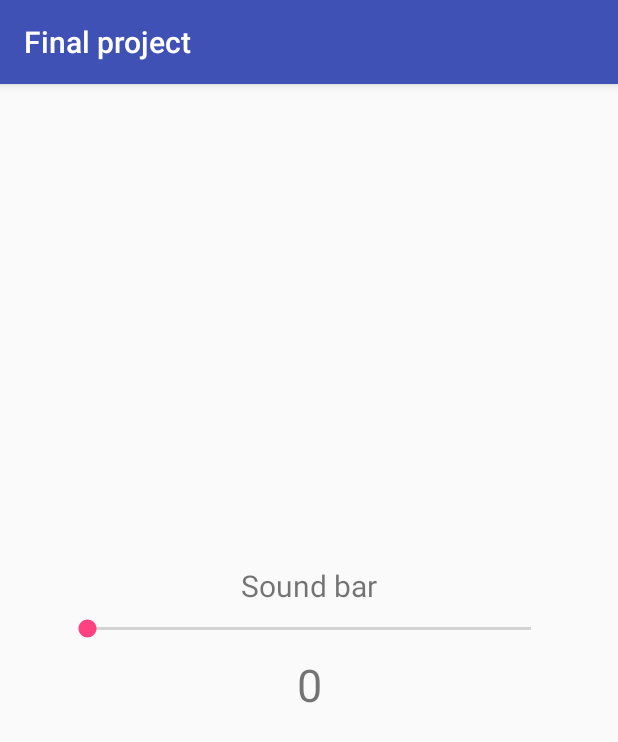
After one commit to RanShoshan/Finalproject, an Android app: the SettingsActivity screen opened directly, with no data from a screen before it, on a phone screen of 412 x 824 dp. The commit adds this screen. Shown: the top 742 px of the screen. Run offline under Robolectric (Android 15) with nearby library versions, the phone set to English and light mode, and no system bars.

Commit message:
finished step 1 on final project

```diff
--- a/app/src/main/AndroidManifest.xml
+++ b/app/src/main/AndroidManifest.xml
@@ -16,6 +16,8 @@
                 <category android:name="android.intent.category.LAUNCHER" />
             </intent-filter>
         </activity>
+        <activity android:name=".GameActivity" />
+        <activity android:name=".SettingsActivity"></activity>
     </application>
 
 </manifest>
--- /dev/null
+++ b/app/src/main/java/com/ran/finalproject/SettingsActivity.java
@@ -0,0 +1,54 @@
+package com.ran.finalproject;
+
+import android.content.Context;
+import android.media.AudioManager;
+import android.media.MediaPlayer;
+import android.support.v7.app.AppCompatActivity;
+import android.os.Bundle;
+import android.widget.SeekBar;
+import android.widget.TextView;
+
+public class SettingsActivity extends AppCompatActivity implements SeekBar.OnSeekBarChangeListener {
+
+    SeekBar sb;
+    AudioManager am;
+    TextView mv;
+
+
+    @Override
+    protected void onCreate(Bundle savedInstanceState) {
+        super.onCreate(savedInstanceState);
+        setContentView(R.layout.activity_settings);
+        mv = findViewById(R.id.muteView);
+        sb = findViewById(R.id.seekBar);
+        am = (AudioManager)getSystemService(Context.AUDIO_SERVICE);
+        int maxvol = am.getStreamMaxVolume(AudioManager.STREAM_MUSIC);
+        int currentvol = am.getStreamVolume(AudioManager.STREAM_MUSIC);
+        sb.setMax(maxvol);
+        sb.setProgress(currentvol);
+        sb.setOnSeekBarChangeListener(this);
+        mv.setText(String.valueOf(currentvol));
+    }
+
+
+    @Override
+    public void onProgressChanged(SeekBar seekBar, int progress, boolean fromUser) {
+        if(progress == 0){
+            mv.setText("MUTED");
+        }
+        else
+            mv.setText(String.valueOf(progress));
+        am.setStreamVolume(AudioManager.STREAM_MUSIC,progress,0);
+
+    }
+
+    @Override
+    public void onStartTrackingTouch(SeekBar seekBar) {
+
+    }
+
+    @Override
+    public void onStopTrackingTouch(SeekBar seekBar) {
+
+    }
+}
--- /dev/null
+++ b/app/src/main/res/layout/activity_settings.xml
@@ -0,0 +1,52 @@
+<?xml version="1.0" encoding="utf-8"?>
+<android.support.constraint.ConstraintLayout xmlns:android="http://schemas.android.com/apk/res/android"
+    xmlns:app="http://schemas.android.com/apk/res-auto"
+    xmlns:tools="http://schemas.android.com/tools"
+    android:layout_width="match_parent"
+    android:layout_height="match_parent"
+
+    tools:context=".SettingsActivity"
+    tools:layout_editor_absoluteY="81dp">
+
+    <SeekBar
+        android:id="@+id/seekBar"
+        android:layout_width="0dp"
+        android:layout_height="wrap_content"
+        android:layout_marginBottom="8dp"
+        android:layout_marginEnd="42dp"
+        android:layout_marginStart="42dp"
+        app:layout_constraintBottom_toTopOf="@+id/muteView"
+        app:layout_constraintEnd_toEndOf="parent"
+        app:layout_constraintStart_toStartOf="parent"
+        app:layout_constraintTop_toBottomOf="@+id/textView" />
+
+    <TextView
+        android:id="@+id/textView"
+        android:layout_width="wrap_content"
+        android:layout_height="wrap_content"
+        android:layout_marginBottom="6dp"
+        android:layout_marginEnd="146dp"
+
+        android:layout_marginStart="146dp"
+        android:text="Sound bar"
+        android:textSize="20sp"
+        app:layout_constraintBottom_toTopOf="@+id/seekBar"
+        app:layout_constraintEnd_toEndOf="parent"
+        app:layout_constraintStart_toStartOf="parent"
+        app:layout_constraintTop_toTopOf="parent"
+        app:layout_constraintVertical_chainStyle="packed" />
+
+    <TextView
+        android:id="@+id/muteView"
+        android:layout_width="wrap_content"
+        android:layout_height="wrap_content"
+        android:layout_marginBottom="27dp"
+        android:text="MUTED"
+
+        android:textSize="30sp"
+        app:layout_constraintBottom_toBottomOf="parent"
+        app:layout_constraintEnd_toEndOf="parent"
+        app:layout_constraintStart_toStartOf="parent"
+        app:layout_constraintTop_toBottomOf="@+id/seekBar" />
+
+</android.support.constraint.ConstraintLayout>
```
Also changed, not shown: app/src/main/java/com/ran/finalproject/GameActivity.java (added, +13 -0 lines), app/src/main/java/com/ran/finalproject/MainActivity.java (+40 -1 lines), app/src/main/res/layout/activity_game.xml (added, +9 -0 lines), app/src/main/res/layout/activity_main.xml (+26 -8 lines), app/src/main/res/drawable/queen.jpg (added), app/src/main/res/drawable/settings.png (added), app/src/main/res/drawable/start.png (added), 2 other files.
